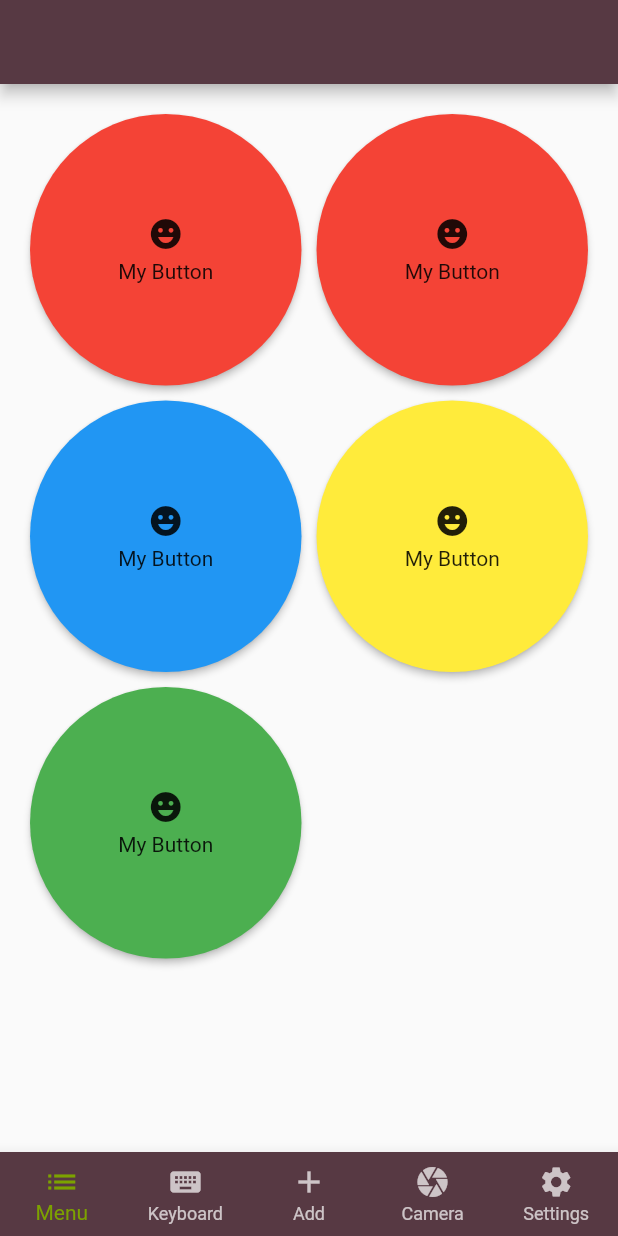
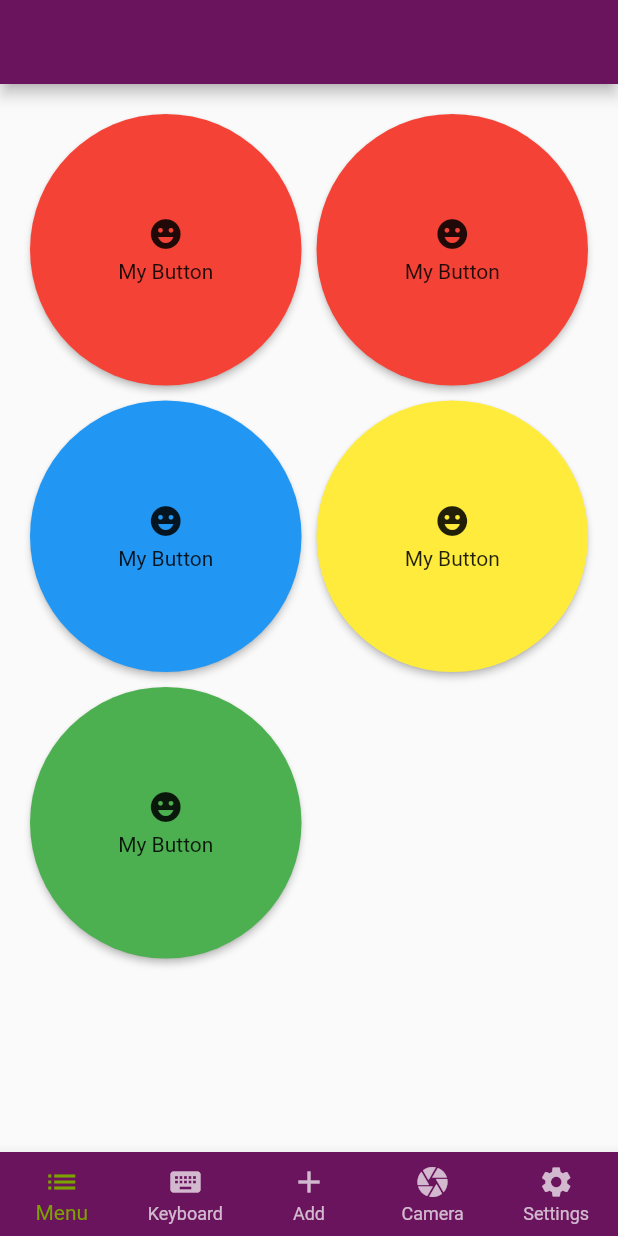
Before and after one commit to biiggman/aacai, a Flutter app: the screen it shows after launch, on a phone screen of 412 x 824 dp. Run offline on Flutter 3.47's test engine with Material 2 defaults, Android fonts, the phone set to English and light mode, and no system bars; our stand-ins replace camera, firebase_core, settings_ui; accounts and stored records are empty.

Commit message:
modified:   lib/themes.dart

```diff
--- a/lib/themes.dart
+++ b/lib/themes.dart
@@ -8,21 +8,21 @@ class MyThemes {
 
   static final ThemeData lightTheme = ThemeData(
 //Standard properties are done up here, before the object declarations.
-    primaryColor: const Color(0xff573943),
+    primaryColor: const Color(0xff6A145D),
     brightness: Brightness.light,
     highlightColor: Colors.white,
 
 //Alterations to overarching appbar theme are done in this object.
     appBarTheme: const AppBarTheme(
-      color: Color(0xff573943),
+      color: Color(0xff6A145D),
       shape: BeveledRectangleBorder(),
-      titleTextStyle: TextStyle(color: Colors.black),
+      titleTextStyle: TextStyle(color: Colors.white),
       //toolbarTextStyle:
     ),
 
 //BNB theme properties.
     bottomNavigationBarTheme: const BottomNavigationBarThemeData(
-      backgroundColor: Color(0xff573943),
+      backgroundColor: Color(0xff6A145D),
       selectedItemColor: Color(0xff7ca200),
       unselectedItemColor: Colors.white70,
     ),
@@ -38,8 +38,10 @@ class MyThemes {
     textButtonTheme: TextButtonThemeData(
         style: ButtonStyle(
       backgroundColor:
-          MaterialStateProperty.all<Color>(const Color(0xff573943)),
-      foregroundColor: MaterialStateProperty.all<Color>(Colors.black),
+          MaterialStateProperty.all<Color>(const Color(0xff6A145D)),
+
+      //If you want white text on buttons globally, change this value
+      foregroundColor: MaterialStateProperty.all<Color>(Colors.white),
       overlayColor: MaterialStateProperty.resolveWith<Color?>(
         (Set<MaterialState> states) {
           if (states.contains(MaterialState.hovered)) {
@@ -47,7 +49,7 @@ class MyThemes {
           }
           if (states.contains(MaterialState.focused) ||
               states.contains(MaterialState.pressed)) {
-            return const Color(0xff393C09);
+            return const Color(0xffABC99B);
           }
           return null; // Defer to the widget's default.
         },
@@ -58,8 +60,8 @@ class MyThemes {
     elevatedButtonTheme: ElevatedButtonThemeData(
         style: ButtonStyle(
       backgroundColor:
-          MaterialStateProperty.all<Color>(const Color(0xff573943)),
-      foregroundColor: MaterialStateProperty.all<Color>(Colors.black),
+          MaterialStateProperty.all<Color>(const Color(0xff6A145D)),
+      foregroundColor: MaterialStateProperty.all<Color>(Colors.white),
       overlayColor: MaterialStateProperty.resolveWith<Color?>(
         (Set<MaterialState> states) {
           if (states.contains(MaterialState.hovered)) {
@@ -67,7 +69,7 @@ class MyThemes {
           }
           if (states.contains(MaterialState.focused) ||
               states.contains(MaterialState.pressed)) {
-            return const Color(0xff393C09);
+            return const Color(0xffABC99B);
           }
           return null; // Defer to the widget's default.
         },
@@ -76,20 +78,20 @@ class MyThemes {
 
 //Standard button theme, applies to buttons not specified within theme class
     buttonTheme: const ButtonThemeData(
-        buttonColor: Color(0xff573943),
+        buttonColor: Color(0xff6A145D),
         focusColor: Color(0xff7ca200),
-        splashColor: Color(0xff573943)),
+        splashColor: Color(0xffABC99B)),
 
 //floating action button properties, used to hold a buttons position on a page while scrolling.
     floatingActionButtonTheme: const FloatingActionButtonThemeData(
-        backgroundColor: Color(0xff573943),
+        backgroundColor: Color(0xff6A145D),
         focusColor: Color(0xff7ca200),
-        splashColor: Color(0xff573943)),
+        splashColor: Color(0xffABC99B)),
 
 //Color scheme properties
     colorScheme: ColorScheme.fromSwatch()
         .copyWith(secondary: Colors.white)
-        .copyWith(background: const Color(0xff573943)),
+        .copyWith(background: const Color(0xff6A145D)),
   );
 
   static final ThemeData darkTheme = ThemeData(
```
